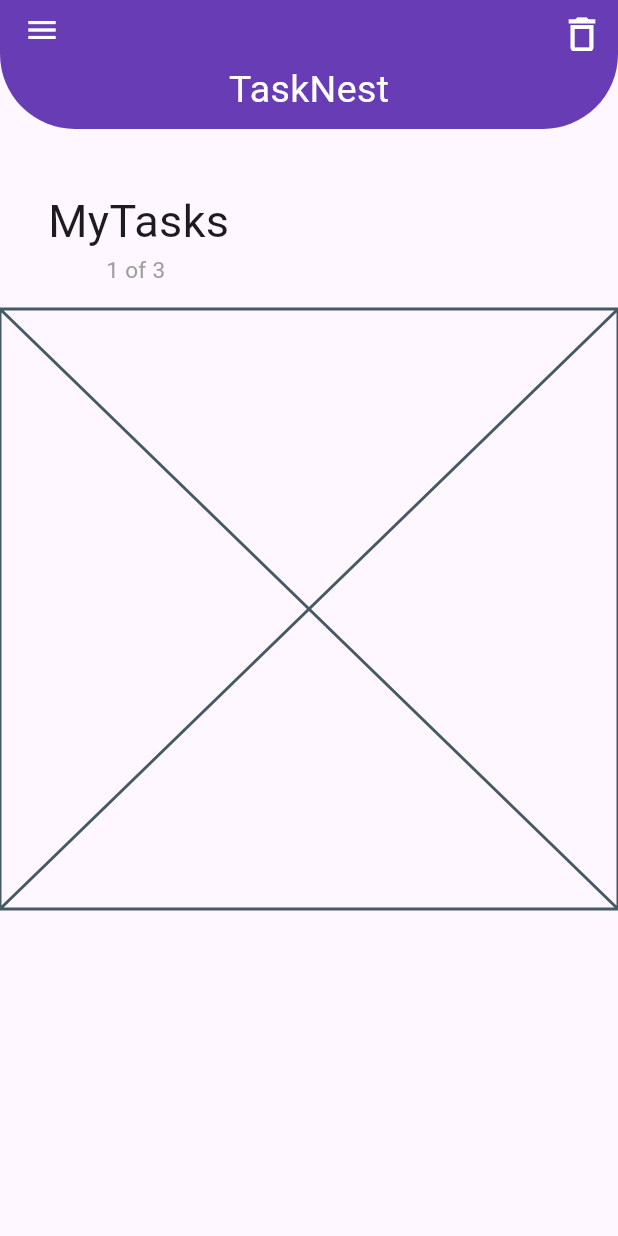
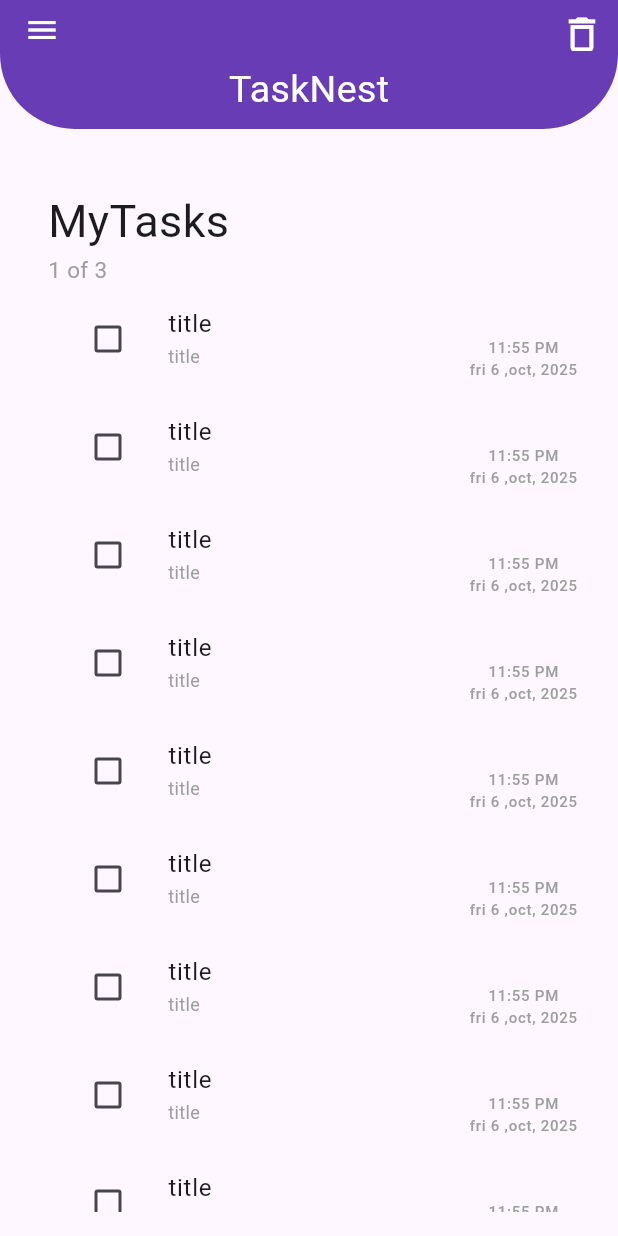
Before and after one commit to moshehata7/flutter_todo_app, a Flutter app: the screen it shows after launch, on a phone screen of 412 x 824 dp. Run offline on Flutter 3.47's test engine with Material 3 defaults, Android fonts, the phone set to English and light mode, and no system bars.

Commit message:
finish task item and todo body

```diff
--- a/lib/widgets/task_item.dart
+++ b/lib/widgets/task_item.dart
@@ -5,6 +5,20 @@ class TaskItem extends StatelessWidget {
 
   @override
   Widget build(BuildContext context) {
-    return const Placeholder();
+    return ListTile(
+      leading: Checkbox(value: false, onChanged: (value) {}),
+      title: Text("title", style: TextStyle()),
+      subtitle: Text(
+        "title",
+        style: TextStyle(fontSize: 12, color: Colors.grey),
+      ),
+      trailing: Column(
+        mainAxisAlignment: MainAxisAlignment.end,
+        children: [
+          Text("11:55 PM",style: TextStyle(color: Colors.grey,fontSize: 10),),
+          Text(" fri 6 ,oct, 2025 ",style: TextStyle(color: Colors.grey,fontSize: 10),)
+        ],
+      ),
+    );
   }
 }
--- a/lib/widgets/todo_body.dart
+++ b/lib/widgets/todo_body.dart
@@ -6,21 +6,26 @@ class ToDoBody extends StatelessWidget {
 
   @override
   Widget build(BuildContext context) {
-    return Column(
-      crossAxisAlignment: CrossAxisAlignment.start,
-      children: [
-        SizedBox(height: 40,),
-        Padding(
-          padding: const EdgeInsets.only(left: 32,bottom: 16),
-          child: Column(
-            children: [
-              Text("MyTasks",style: TextStyle(fontSize: 30),),
-              Text("1 of 3 ",style: TextStyle(fontSize: 15,color: Colors.grey),),
-            ],
+    return Padding(
+      padding: const EdgeInsets.only(left: 32, bottom: 16),
+      child: Column(
+        crossAxisAlignment: CrossAxisAlignment.start,
+        children:[
+          SizedBox(height: 40),
+          Text("MyTasks", style: TextStyle(fontSize: 30)),
+          Text("1 of 3 ", style: TextStyle(fontSize: 15, color: Colors.grey)),
+          Expanded(
+            child: ListView.builder(
+            itemCount: 10,
+            itemBuilder: (context, index) {
+              return TaskItem();
+            },
+                    ),
           ),
-        ),
-        TaskItem()
-      ],
+
+        ]
+      ),
+
     );
   }
 }
```
